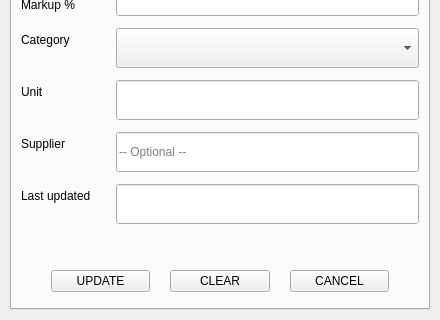
First picture: the form in Project/ui/product_menu.ui, repository Selvam-T/POS, before the edit; both pictures show x 0 to 440 and y 650 to 970 of the 440 by 970 pixel window.
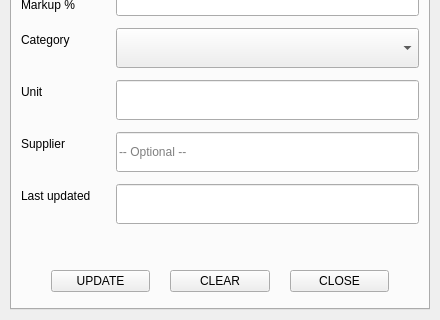
Second picture: the form after the edit.

Commit message: refactor: rename receipt_menu and product_menu dialog cancel actions to close

The edit to the form file:
```diff
--- a/Project/ui/product_menu.ui
+++ b/Project/ui/product_menu.ui
@@ -1222,7 +1222,7 @@
          <item>
           <widget class="QPushButton" name="btnUpdateCancel">
            <property name="text">
-            <string>CANCEL</string>
+            <string>CLOSE</string>
            </property>
           </widget>
          </item>
```
Left out of the diff: 22 changed lines with no effect on the pictures. The commit also changes 9 other files.
